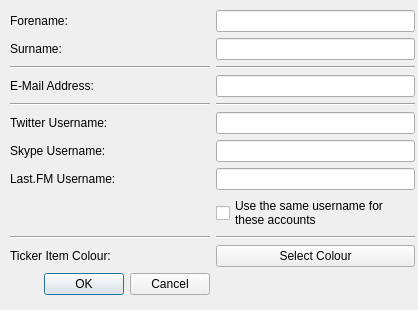
First picture: the form in contactbuilder.ui, repository vmlemon/SocialClient, before the edit.
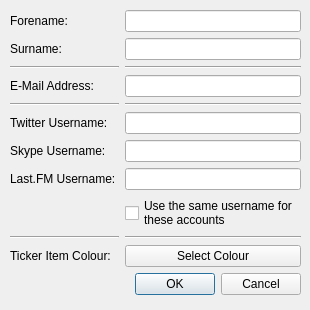
Second picture: the form after the edit.

Commit message: Window size fix

Diff of the .ui file:
```diff
--- a/contactbuilder.ui
+++ b/contactbuilder.ui
@@ -6,10 +6,28 @@
    <rect>
     <x>0</x>
     <y>0</y>
-    <width>418</width>
+    <width>310</width>
     <height>310</height>
    </rect>
   </property>
+  <property name="sizePolicy">
+   <sizepolicy hsizetype="Fixed" vsizetype="Fixed">
+    <horstretch>0</horstretch>
+    <verstretch>0</verstretch>
+   </sizepolicy>
+  </property>
+  <property name="minimumSize">
+   <size>
+    <width>310</width>
+    <height>310</height>
+   </size>
+  </property>
+  <property name="maximumSize">
+   <size>
+    <width>310</width>
+    <height>310</height>
+   </size>
+  </property>
   <property name="windowTitle">
    <string>Dialog</string>
   </property>
@@ -18,21 +36,11 @@
     <rect>
      <x>10</x>
      <y>10</y>
-     <width>405</width>
+     <width>291</width>
      <height>291</height>
     </rect>
    </property>
    <layout class="QGridLayout" name="gridLayout">
-    <item row="11" column="0">
-     <widget class="QDialogButtonBox" name="buttonBox">
-      <property name="orientation">
-       <enum>Qt::Horizontal</enum>
-      </property>
-      <property name="standardButtons">
-       <set>QDialogButtonBox::Cancel|QDialogButtonBox::Ok</set>
-      </property>
-     </widget>
-    </item>
     <item row="0" column="0">
      <widget class="QLabel" name="ForenameLabel">
       <property name="text">
@@ -157,6 +165,16 @@
       </property>
      </widget>
     </item>
+    <item row="11" column="1">
+     <widget class="QDialogButtonBox" name="buttonBox">
+      <property name="orientation">
+       <enum>Qt::Horizontal</enum>
+      </property>
+      <property name="standardButtons">
+       <set>QDialogButtonBox::Cancel|QDialogButtonBox::Ok</set>
+      </property>
+     </widget>
+    </item>
    </layout>
   </widget>
  </widget>
```
